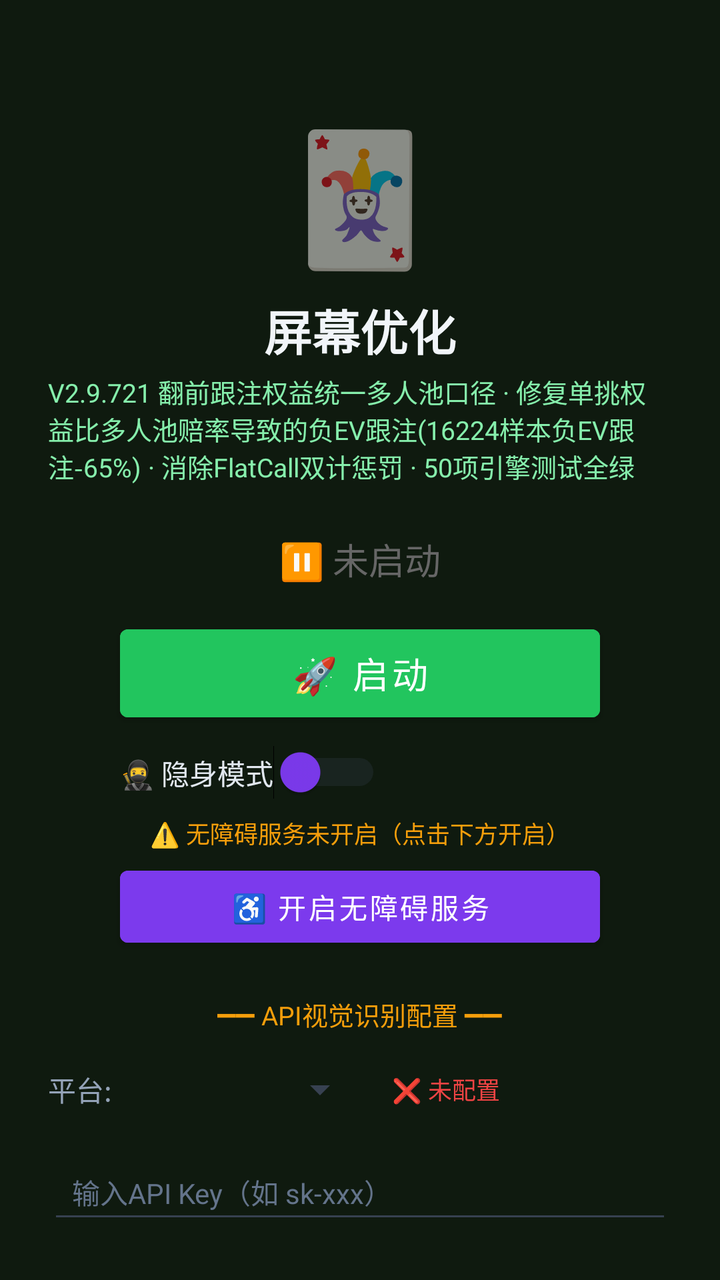
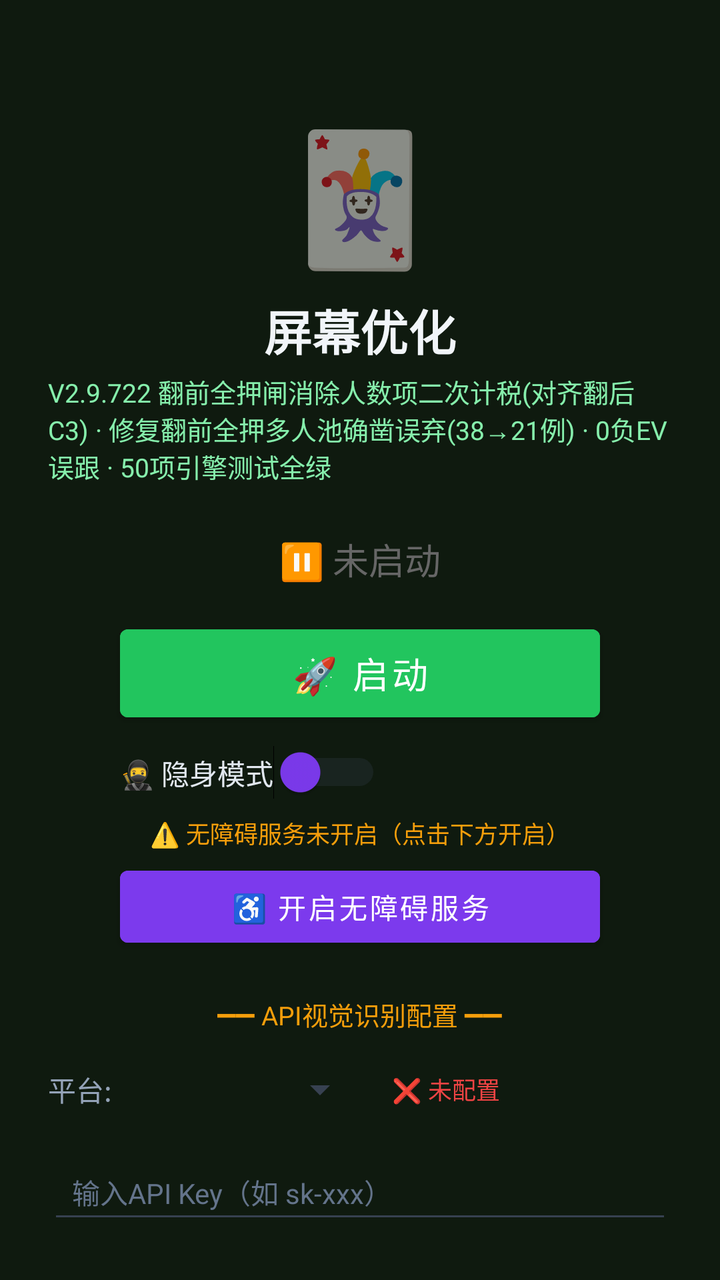

An Android layout rendered at two revisions. The XML below is the earlier revision; the diff shows what the commit changed to produce the second picture.
<!-- AndroidManifest.xml: activity theme Theme.MjScreenshot -->
<!-- res/layout/activity_main.xml -->
<?xml version="1.0" encoding="utf-8"?>
<LinearLayout xmlns:android="http://schemas.android.com/apk/res/android"
    android:layout_width="match_parent"
    android:layout_height="match_parent"
    android:orientation="vertical"
    android:background="#0f1a0f"
    android:padding="24dp"
    android:gravity="center_horizontal">

    <TextView
        android:layout_width="wrap_content"
        android:layout_height="wrap_content"
        android:text="🃏"
        android:textSize="64sp"
        android:layout_marginTop="30dp" />

    <TextView
        android:layout_width="wrap_content"
        android:layout_height="wrap_content"
        android:text="屏幕优化"
        android:textSize="24sp"
        android:textColor="#f1f5f9"
        android:textStyle="bold"
        android:layout_marginTop="8dp" />

    <TextView
        android:layout_width="wrap_content"
        android:layout_height="wrap_content"
        android:text="V2.9.721 翻前跟注权益统一多人池口径 · 修复单挑权益比多人池赔率导致的负EV跟注(16224样本负EV跟注-65%) · 消除FlatCall双计惩罚 · 50项引擎测试全绿"
        android:textSize="13sp"
        android:textColor="#86efac"
        android:layout_marginTop="4dp" />

    <TextView
        android:id="@+id/tvStatus"
        android:layout_width="wrap_content"
        android:layout_height="wrap_content"
        android:text="⏸ 未启动"
        android:textSize="18sp"
        android:textColor="#666666"
        android:layout_marginTop="24dp" />

    <Button
        android:id="@+id/btnStart"
        android:layout_width="240dp"
        android:layout_height="56dp"
        android:text="🚀 启动"
        android:textSize="18sp"
        android:textColor="#ffffff"
        android:backgroundTint="#22c55e"
        android:layout_marginTop="16dp" />

    <Button
        android:id="@+id/btnHelper"
        android:layout_width="240dp"
        android:layout_height="56dp"
        android:text="🃏 打开智囊"
        android:textSize="16sp"
        android:textColor="#ffffff"
        android:backgroundTint="#16a34a"
        android:layout_marginTop="12dp"
        android:visibility="gone" />

    
    <LinearLayout
        android:layout_width="240dp"
        android:layout_height="wrap_content"
        android:orientation="horizontal"
        android:gravity="center_vertical"
        android:layout_marginTop="8dp">

        <Switch
            android:id="@+id/switchStealth"
            android:layout_width="wrap_content"
            android:layout_height="wrap_content"
            android:text="🥷 隐身模式"
            android:textColor="#e2e8f0"
            android:textSize="14sp"
            android:thumbTint="#7c3aed"
            android:trackTint="#374151" />
    </LinearLayout>

    <TextView
        android:id="@+id/tvAccessibilityStatus"
        android:layout_width="wrap_content"
        android:layout_height="wrap_content"
        android:text="⚠️ 无障碍服务未开启（点击下方开启）"
        android:textSize="12sp"
        android:textColor="#f59e0b"
        android:layout_marginTop="8dp"
        android:gravity="center" />

    <Button
        android:id="@+id/btnAccessibility"
        android:layout_width="240dp"
        android:layout_height="48dp"
        android:text="♿ 开启无障碍服务"
        android:textSize="14sp"
        android:textColor="#ffffff"
        android:backgroundTint="#7c3aed"
        android:layout_marginTop="4dp" />

    <TextView
        android:layout_width="wrap_content"
        android:layout_height="wrap_content"
        android:text="━━ API视觉识别配置 ━━"
        android:textSize="13sp"
        android:textColor="#f59e0b"
        android:layout_marginTop="20dp" />

    <LinearLayout
        android:layout_width="match_parent"
        android:layout_height="wrap_content"
        android:orientation="horizontal"
        android:layout_marginTop="8dp"
        android:gravity="center_vertical">

        <TextView
            android:layout_width="wrap_content"
            android:layout_height="wrap_content"
            android:text="平台:"
            android:textSize="14sp"
            android:textColor="#94a3b8" />

        <Spinner
            android:id="@+id/spinnerProvider"
            android:layout_width="120dp"
            android:layout_height="40dp"
            android:layout_marginStart="8dp"
            android:backgroundTint="#374151" />

        <TextView
            android:id="@+id/tvApiStatus"
            android:layout_width="wrap_content"
            android:layout_height="wrap_content"
            android:text="❌ 未配置"
            android:textSize="12sp"
            android:textColor="#ef4444"
            android:layout_marginStart="12dp" />
    </LinearLayout>

    <EditText
        android:id="@+id/etApiKey"
        android:layout_width="match_parent"
        android:layout_height="44dp"
        android:hint="输入API Key（如 sk-xxx）"
        android:textSize="14sp"
        android:textColor="#e2e8f0"
        android:textColorHint="#64748b"
        android:backgroundTint="#374151"
        android:inputType="textPassword"
        android:layout_marginTop="8dp"
        android:paddingStart="12dp"
        android:paddingEnd="12dp" />

    <Button
        android:id="@+id/btnSaveApi"
        android:layout_width="200dp"
        android:layout_height="44dp"
        android:text="💾 保存API配置"
        android:textSize="14sp"
        android:textColor="#ffffff"
        android:backgroundTint="#d97706"
        android:layout_marginTop="8dp" />

    <TextView
        android:id="@+id/tvHint"
        android:layout_width="wrap_content"
        android:layout_height="wrap_content"
        android:text="先点上方按钮启动截屏"
        android:textSize="13sp"
        android:textColor="#666666"
        android:layout_marginTop="12dp"
        android:gravity="center" />

    <TextView
        android:layout_width="wrap_content"
        android:layout_height="wrap_content"
        android:text="使用步骤：\n1. 配置API Key（支持OpenAI/通义千问VL/硅基流动）\n2. 点「开启无障碍服务」→ 开启\n3. 开启「🥷隐身模式」(反检测)\n4. 点「启动」→ 允许悬浮窗\n5. 打牌时点屏幕上的🎯悬浮球即可截屏识别\n★ 拖动悬浮球可移到不挡牌的位置 ★\n★ 长按悬浮球可展开/收起详细面板 ★\n★ 悬浮球边框颜色=建议：绿=加注 橙=跟注 红=弃牌 ★"
        android:textSize="12sp"
        android:textColor="#64748b"
        android:layout_marginTop="12dp"
        android:lineSpacingExtra="3dp" />

</LinearLayout>
<!-- resources referenced by this layout -->
<resources>
  <style name="Theme.MjScreenshot" parent="Theme.MaterialComponents.DayNight.DarkActionBar">
          <item name="colorPrimary">#1e40af</item>
          <item name="colorPrimaryVariant">#1e3a8a</item>
          <item name="colorOnPrimary">#ffffff</item>
          <item name="android:statusBarColor">#0f172a</item>
      </style>
</resources>

<!-- the commit's change to res/layout/activity_main.xml (unified diff, before → after) -->
@@ -26,7 +26,7 @@
     <TextView
         android:layout_width="wrap_content"
         android:layout_height="wrap_content"
-        android:text="V2.9.721 翻前跟注权益统一多人池口径 · 修复单挑权益比多人池赔率导致的负EV跟注(16224样本负EV跟注-65%) · 消除FlatCall双计惩罚 · 50项引擎测试全绿"
+        android:text="V2.9.722 翻前全押闸消除人数项二次计税(对齐翻后C3) · 修复翻前全押多人池确凿误弃(38→21例) · 0负EV误跟 · 50项引擎测试全绿"
         android:textSize="13sp"
         android:textColor="#86efac"
         android:layout_marginTop="4dp" />
